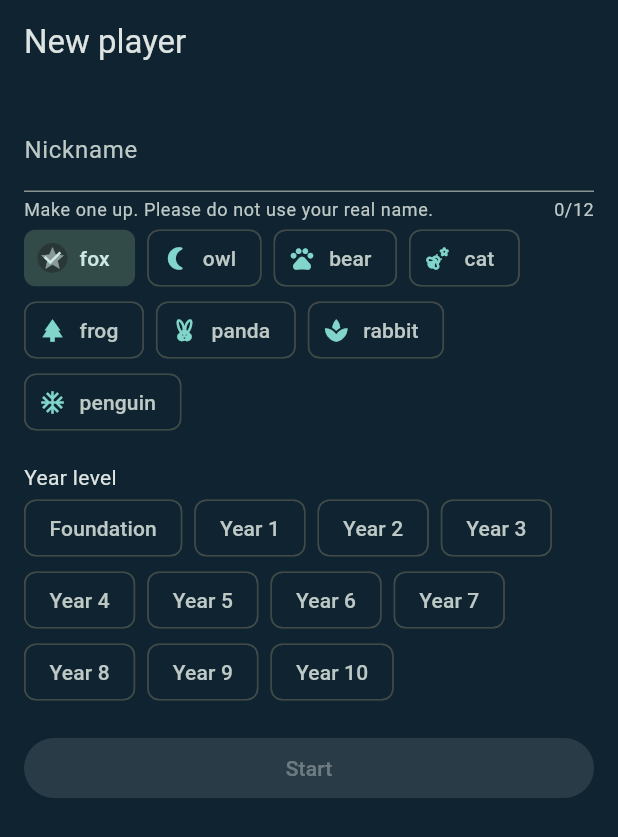
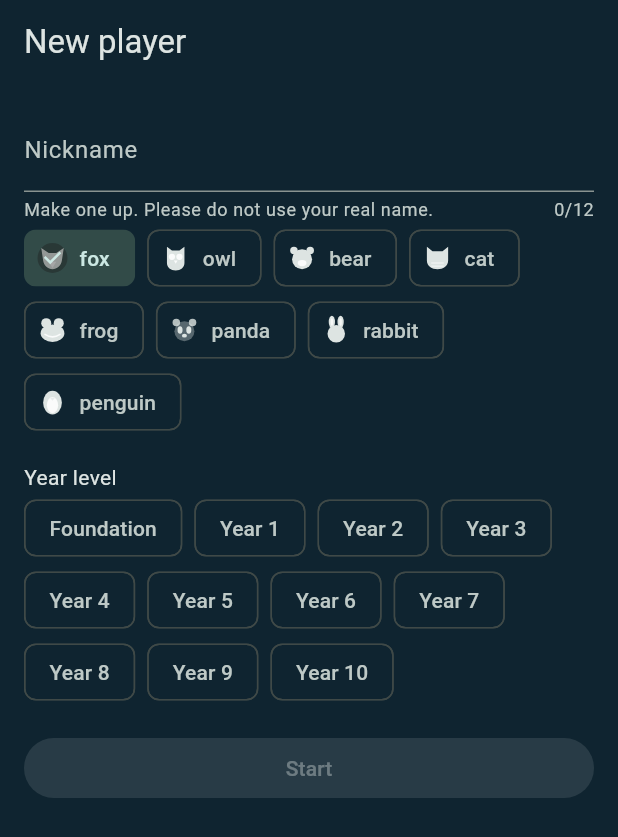
Before and after one commit to ya-spark/game-factory, a Flutter app: the _NewChildScreen screen opened directly, on a phone screen of 412 x 824 dp. Shown: the top 837 px of the screen. Run offline on Flutter 3.47's test engine with Material 3 defaults, Android fonts, the phone set to English and light mode, and no system bars; our stand-ins replace audioplayers, connectivity_plus, flutter_local_notifications, flutter_svg, flutter_timezone, flutter_tts and 6 more; missing offline and left inert: cryptography, flame, games_services; accounts and stored records are empty.

Commit message:
Craft screens: topic display names, learning-only Challenges, each game once, original tile and avatar art (issue 132)
Co-Authored-By: Claude Sonnet 5.5 <noreply@anthropic.com>

```diff
--- /dev/null
+++ b/template/flutter-game-template/lib/ui/kit/ds_art.dart
@@ -0,0 +1,166 @@
+import 'package:flutter/material.dart';
+
+import '../test_ids.dart';
+import 'ds_svg.dart';
+
+/// Original tile art for every minigame and one shape per avatar, drawn as small SVGs held in
+/// code (simple shapes, theme colour through `currentColor`, no people). Listed in
+/// `assets/LICENSES.md`. A game without art here falls back to [fallbackGameArt].
+const String fallbackGameArt = 'quick_quiz';
+
+String _svg(String body) =>
+    '<svg xmlns="http://www.w3.org/2000/svg" viewBox="0 0 48 48" '
+    'fill="currentColor">$body</svg>';
+
+/// Game id to art. Keys are the minigame ids.
+final Map<String, String> gameArt = {
+  'quick_quiz': _svg(
+    '<path d="M8 8h32a4 4 0 0 1 4 4v18a4 4 0 0 1-4 4H26l-9 8v-8H8a4 4 0 0 1-4-4V12a4 4 0 0 1 4-4z"/>'
+    '<path d="M20 15a4 4 0 1 1 6 3.5c-1.5 1-2 1.5-2 3" fill="none" stroke="#fff" stroke-width="3" stroke-linecap="round" opacity=".9"/>'
+    '<circle cx="24" cy="27" r="2" fill="#fff"/>',
+  ),
+  'door_runner': _svg(
+    '<rect x="11" y="5" width="26" height="38" rx="3" opacity=".35"/>'
+    '<rect x="15" y="9" width="18" height="34" rx="2"/>'
+    '<circle cx="29" cy="27" r="2" fill="#fff"/>'
+    '<rect x="5" y="42" width="38" height="3" rx="1.5"/>',
+  ),
+  'balloon_pop': _svg(
+    '<ellipse cx="24" cy="19" rx="12" ry="15"/>'
+    '<path d="M21 34h6l-3 4z"/>'
+    '<path d="M24 38c-3 3 3 5 0 8" fill="none" stroke="currentColor" stroke-width="2" stroke-linecap="round"/>'
+    '<ellipse cx="19" cy="13" rx="3" ry="5" fill="#fff" opacity=".35"/>',
+  ),
+  'tug_of_war': _svg(
+    '<rect x="4" y="22" width="40" height="4" rx="2"/>'
+    '<rect x="21" y="14" width="6" height="20" rx="2" opacity=".6"/>'
+    '<circle cx="9" cy="24" r="5"/><circle cx="39" cy="24" r="5" opacity=".5"/>',
+  ),
+  'true_false': _svg(
+    '<circle cx="14" cy="24" r="10"/>'
+    '<path d="M9 24l4 4 7-8" fill="none" stroke="#fff" stroke-width="3" stroke-linecap="round" stroke-linejoin="round"/>'
+    '<circle cx="34" cy="24" r="10" opacity=".5"/>'
+    '<path d="M30 20l8 8M38 20l-8 8" fill="none" stroke="#fff" stroke-width="3" stroke-linecap="round"/>',
+  ),
+  'flash_review': _svg(
+    '<rect x="8" y="6" width="28" height="22" rx="4" opacity=".4" transform="rotate(-8 22 17)"/>'
+    '<rect x="12" y="16" width="28" height="22" rx="4"/>'
+    '<path d="M18 24h16M18 30h10" stroke="#fff" stroke-width="3" stroke-linecap="round"/>',
+  ),
+  'equation_builder': _svg(
+    '<path d="M8 20h12M14 14v12" stroke="currentColor" stroke-width="4" stroke-linecap="round"/>'
+    '<path d="M28 18h12M28 26h12" stroke="currentColor" stroke-width="4" stroke-linecap="round"/>'
+    '<rect x="6" y="34" width="36" height="6" rx="3" opacity=".4"/>',
+  ),
+  'cloze_fix': _svg(
+    '<rect x="4" y="12" width="14" height="6" rx="3"/>'
+    '<rect x="22" y="12" width="22" height="6" rx="3" opacity=".4"/>'
+    '<rect x="4" y="26" width="22" height="6" rx="3"/>'
+    '<rect x="30" y="25" width="14" height="8" rx="3" fill="none" stroke="currentColor" stroke-width="2" stroke-dasharray="3 2"/>',
+  ),
+  'word_grid': _svg(
+    '<rect x="5" y="5" width="12" height="12" rx="2"/><rect x="18" y="5" width="12" height="12" rx="2" opacity=".5"/>'
+    '<rect x="31" y="5" width="12" height="12" rx="2"/><rect x="5" y="18" width="12" height="12" rx="2" opacity=".5"/>'
+    '<rect x="18" y="18" width="12" height="12" rx="2"/><rect x="31" y="18" width="12" height="12" rx="2" opacity=".5"/>'
+    '<rect x="5" y="31" width="12" height="12" rx="2"/><rect x="18" y="31" width="12" height="12" rx="2" opacity=".5"/>'
+    '<rect x="31" y="31" width="12" height="12" rx="2"/>',
+  ),
+  'memory_match': _svg(
+    '<rect x="5" y="5" width="18" height="18" rx="4"/><rect x="25" y="5" width="18" height="18" rx="4" opacity=".4"/>'
+    '<rect x="5" y="25" width="18" height="18" rx="4" opacity=".4"/><rect x="25" y="25" width="18" height="18" rx="4"/>'
+    '<circle cx="14" cy="14" r="4" fill="#fff"/><circle cx="34" cy="34" r="4" fill="#fff"/>',
+  ),
+  'series_builder': _svg(
+    '<rect x="5" y="30" width="8" height="12" rx="2" opacity=".4"/>'
+    '<rect x="15" y="23" width="8" height="19" rx="2" opacity=".6"/>'
+    '<rect x="25" y="16" width="8" height="26" rx="2" opacity=".8"/>'
+    '<rect x="35" y="7" width="8" height="35" rx="2"/>',
+  ),
+  'word_builder': _svg(
+    '<rect x="3" y="16" width="12" height="16" rx="3"/><rect x="18" y="16" width="12" height="16" rx="3" opacity=".6"/>'
+    '<rect x="33" y="16" width="12" height="16" rx="3"/>'
+    '<rect x="3" y="36" width="42" height="3" rx="1.5" opacity=".4"/>',
+  ),
+  'sort_bins': _svg(
+    '<path d="M5 26h16l-2 16H7z"/><path d="M27 26h16l-2 16H29z" opacity=".5"/>'
+    '<circle cx="13" cy="14" r="5"/><circle cx="35" cy="14" r="5" opacity=".5"/>',
+  ),
+};
+
+/// Avatar id to a friendly shape (no people, no faces).
+final Map<String, String> avatarArt = {
+  'fox': _svg(
+    '<path d="M6 8l12 8h12l12-8-3 20c-1 8-8 14-15 14S10 36 9 28z"/>'
+    '<path d="M18 30h12l-6 10z" fill="#fff" opacity=".85"/>',
+  ),
+  'owl': _svg(
+    '<path d="M10 6l8 6h12l8-6v26c0 7-6 12-14 12S10 39 10 32z"/>'
+    '<circle cx="18" cy="22" r="5" fill="#fff" opacity=".85"/><circle cx="30" cy="22" r="5" fill="#fff" opacity=".85"/>'
+    '<path d="M21 28h6l-3 5z" fill="#fff" opacity=".85"/>',
+  ),
+  'bear': _svg(
+    '<circle cx="11" cy="12" r="6"/><circle cx="37" cy="12" r="6"/>'
+    '<circle cx="24" cy="26" r="16"/>'
+    '<ellipse cx="24" cy="32" rx="7" ry="5" fill="#fff" opacity=".85"/>',
+  ),
+  'cat': _svg(
+    '<path d="M7 6l9 7h16l9-7v22c0 9-8 14-17 14S7 37 7 28z"/>'
+    '<path d="M14 32h20M14 37h20" stroke="#fff" stroke-width="1.5" opacity=".8"/>',
+  ),
+  'frog': _svg(
+    '<circle cx="14" cy="13" r="8"/><circle cx="34" cy="13" r="8"/>'
+    '<ellipse cx="24" cy="29" rx="19" ry="14"/>'
+    '<path d="M12 31q12 8 24 0" fill="none" stroke="#fff" stroke-width="2.5" stroke-linecap="round" opacity=".85"/>',
+  ),
+  'panda': _svg(
+    '<circle cx="11" cy="12" r="6" opacity=".8"/><circle cx="37" cy="12" r="6" opacity=".8"/>'
+    '<circle cx="24" cy="26" r="16" opacity=".35"/>'
+    '<ellipse cx="17" cy="24" rx="4" ry="6"/><ellipse cx="31" cy="24" rx="4" ry="6"/>'
+    '<ellipse cx="24" cy="33" rx="4" ry="3"/>',
+  ),
+  'rabbit': _svg(
+    '<ellipse cx="17" cy="11" rx="5" ry="10"/><ellipse cx="31" cy="11" rx="5" ry="10"/>'
+    '<circle cx="24" cy="30" r="14"/>'
+    '<ellipse cx="17" cy="11" rx="2" ry="6" fill="#fff" opacity=".7"/><ellipse cx="31" cy="11" rx="2" ry="6" fill="#fff" opacity=".7"/>',
+  ),
+  'penguin': _svg(
+    '<ellipse cx="24" cy="25" rx="15" ry="19"/>'
+    '<ellipse cx="24" cy="29" rx="9" ry="13" fill="#fff" opacity=".85"/>'
+    '<path d="M20 17h8l-4 5z" opacity=".6"/>',
+  ),
+};
+
+String _artFor(Map<String, String> m, String id, String fallback) =>
+    m[id] ?? m[fallback]!;
+
+/// The tile art of the game [gameId].
+class DsGameArt extends StatelessWidget {
+  const DsGameArt(this.gameId, {super.key, this.size, this.color});
+  final String gameId;
+  final double? size;
+  final Color? color;
+
+  @override
+  Widget build(BuildContext context) => DsSvg.string(
+    _artFor(gameArt, gameId, fallbackGameArt),
+    key: TestIds.gameArt(gameId),
+    size: size,
+    color: color ?? DefaultTextStyle.of(context).style.color,
+  );
+}
+
+/// The shape of the avatar [avatarId].
+class DsAvatarArt extends StatelessWidget {
+  const DsAvatarArt(this.avatarId, {super.key, this.size, this.color});
+  final String avatarId;
+  final double? size;
+  final Color? color;
+
+  @override
+  Widget build(BuildContext context) => DsSvg.string(
+    _artFor(avatarArt, avatarId, 'fox'),
+    key: TestIds.avatarArt(avatarId),
+    size: size,
+    color: color ?? DefaultTextStyle.of(context).style.color,
+  );
+}
--- a/template/flutter-game-template/lib/ui/kit/ds_svg.dart
+++ b/template/flutter-game-template/lib/ui/kit/ds_svg.dart
@@ -13,9 +13,23 @@ class DsSvg extends StatelessWidget {
     this.color,
     this.fit = BoxFit.contain,
     this.bundle,
-  });
+  }) : markup = null;
+
+  /// An SVG held in code (game tile art, avatar shapes). [color] fills `currentColor` and leaves
+  /// the other colours of the drawing alone.
+  const DsSvg.string(
+    String this.markup, {
+    super.key,
+    this.size,
+    this.width,
+    this.height,
+    this.color,
+    this.fit = BoxFit.contain,
+  }) : asset = '',
+       bundle = null;
 
   final String asset;
+  final String? markup;
   final double? size;
   final double? width;
   final double? height;
@@ -24,7 +38,20 @@ class DsSvg extends StatelessWidget {
   final AssetBundle? bundle;
 
   @override
-  Widget build(BuildContext context) => ExcludeSemantics(
+  Widget build(BuildContext context) {
+    final m = markup;
+    if (m != null) {
+      return ExcludeSemantics(
+        child: SvgPicture.string(
+          m,
+          width: width ?? size,
+          height: height ?? size,
+          fit: fit,
+          theme: SvgTheme(currentColor: color ?? const Color(0xFFFFFFFF)),
+        ),
+      );
+    }
+    return ExcludeSemantics(
       child: SvgPicture.asset(
         asset,
         bundle: bundle,
@@ -41,3 +68,4 @@ class DsSvg extends StatelessWidget {
       ),
     );
   }
+}
--- a/template/flutter-game-template/lib/ui/profile_picker_screen.dart
+++ b/template/flutter-game-template/lib/ui/profile_picker_screen.dart
@@ -1,3 +1,5 @@
+import 'kit/ds_art.dart';
+
 import 'package:flutter/material.dart';
 
 import '../core/profile/child_profile.dart';
@@ -36,7 +38,7 @@ class ProfilePickerScreen extends StatelessWidget {
                 Card(
                   child: ListTile(
                     key: TestIds.pickerChild(c.id),
-                    leading: Icon(avatarIcon(c.avatar), size: 36),
+                    leading: DsAvatarArt(c.avatar, size: 36),
                     title: Text(c.nickname),
                     onTap: () => s.profile.selectChild(c.id),
                   ),
@@ -158,7 +160,7 @@ class _NewChildScreenState extends State<_NewChildScreen> {
                 for (final a in avatarIds)
                   ChoiceChip(
                     key: TestIds.pickerAvatar(a),
-                    avatar: Icon(avatarIcon(a)),
+                    avatar: DsAvatarArt(a, size: 24),
                     label: Text(a),
                     selected: _avatar == a,
                     onSelected: (_) => setState(() => _avatar = a),
--- a/template/flutter-game-template/lib/ui/tabs/shop_tab.dart
+++ b/template/flutter-game-template/lib/ui/tabs/shop_tab.dart
@@ -8,7 +8,7 @@ import '../kit/ds_bars.dart';
 import '../kit/ds_chips.dart';
 import '../parent_area_screen.dart';
 import '../parent_gate.dart';
-import '../profile_picker_screen.dart' show avatarIcon;
+import '../kit/ds_art.dart';
 import '../shop_screen.dart';
 import '../test_ids.dart';
 import '../theme/app_theme.dart';
@@ -53,7 +53,7 @@ class ShopTab extends StatelessWidget {
             mainAxisSize: MainAxisSize.min,
             children: [
               if (i.kind == ShopKind.avatar)
-                Icon(avatarIcon(i.id), size: t.size('icon_lg'), color: t.text),
+                DsAvatarArt(i.id, size: t.size('icon_lg'), color: t.text),
               Text(i.title, style: t.styles['body']!),
               SizedBox(height: t.sp('xs')),
               if (!owned) DsCoinChip(id: 'shop.${i.id}', coins: i.price),
--- a/template/flutter-game-template/lib/ui/test_ids.dart
+++ b/template/flutter-game-template/lib/ui/test_ids.dart
@@ -241,6 +241,8 @@ abstract final class TestIds {
   static Key dsMasteryChip(String id) => Key('ds.masteryChip.$id');
   static Key dsGameTile(String id) => Key('ds.gameTile.$id');
   static Key dsTopicCard(String id) => Key('ds.topicCard.$id');
+  static Key gameArt(String id) => Key('art.game.$id');
+  static Key avatarArt(String id) => Key('art.avatar.$id');
   static Key dsPackCard(String id) => Key('ds.packCard.$id');
   static Key dsSuggestedCard(String id) => Key('ds.suggestedCard.$id');
   static Key dsHero(String id) => Key('ds.hero.$id');
```
Also changed, not shown: template/flutter-game-template/lib/ui/tabs/challenges_tab.dart (+16 -32 lines), template/flutter-game-template/lib/ui/tabs/play_tab.dart (+35 -16 lines), template/flutter-game-template/lib/ui/tabs/study_tab.dart (+19 -8 lines), template/flutter-game-template/lib/ui/tabs/tab_data.dart (+25 -0 lines), 5 other files. Lines whose indentation alone changed are shown as unchanged.
